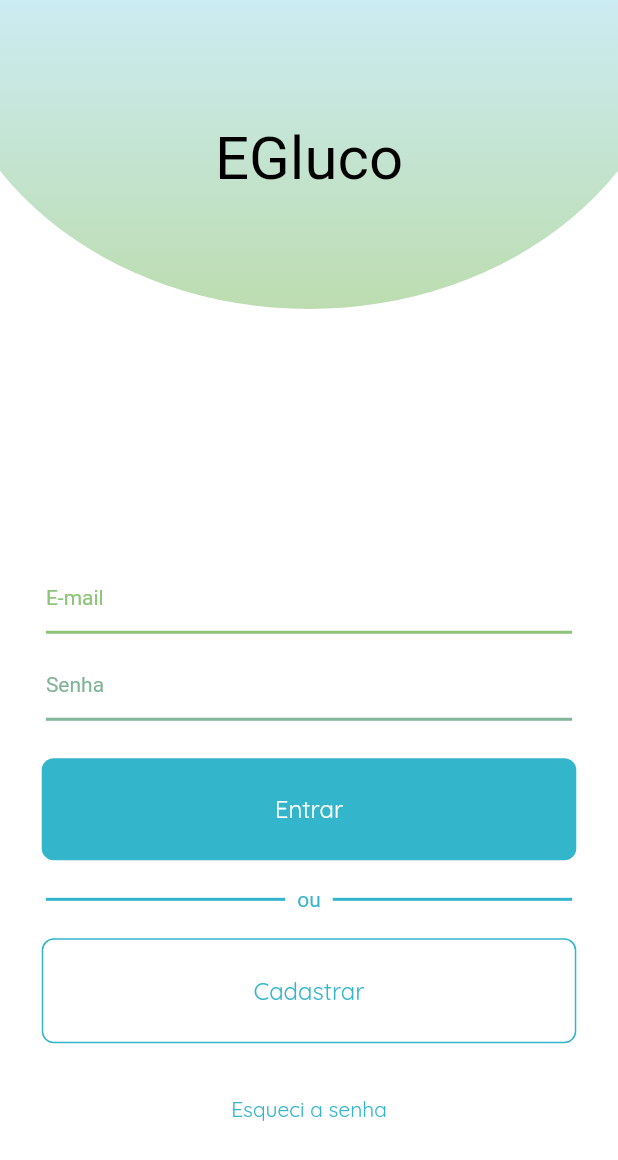
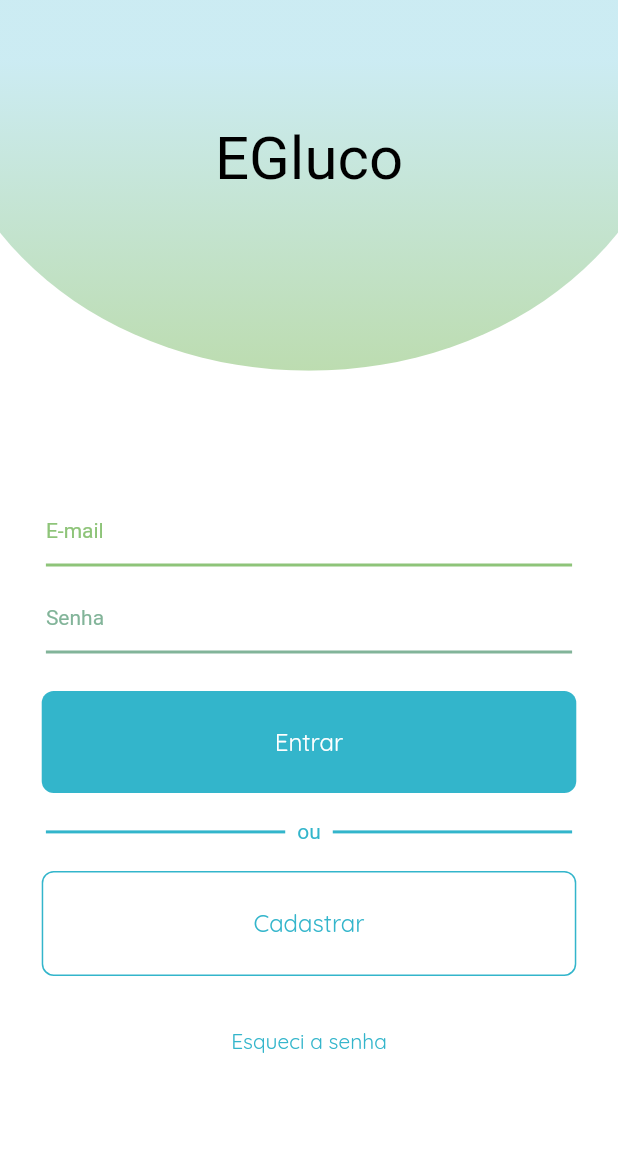
Before and after one commit to MrBertemes/Glucose-App, a Flutter app: the screen it shows after launch, on a phone screen of 412 x 824 dp. Shown: the top 1160 px of the screen. Run offline on Flutter 3.47's test engine with Material 2 defaults, Android fonts, the phone set to English and light mode, and no system bars; our stand-ins replace flutter_blue, sqflite; missing offline and left inert: async_button_builder; accounts and stored records are empty.

Commit message:
Added login page background

```diff
--- a/gluco/lib/pages/loginpage.dart
+++ b/gluco/lib/pages/loginpage.dart
@@ -42,8 +42,13 @@ class _LoginPageState extends State<LoginPage> {
   Widget build(BuildContext context) {
     return Stack(
       children: [
+        Container(
+          width: MediaQuery.of(context).size.width,
+          height: MediaQuery.of(context).size.height,
+          color: Colors.white,
+        ),
         Positioned(
-          top: -MediaQuery.of(context).size.width / 2,
+          top: -MediaQuery.of(context).size.width * 0.4,
           left: -MediaQuery.of(context).size.width * 0.1,
           child: ClipOval(
             child: Container(
@@ -63,7 +68,7 @@ class _LoginPageState extends State<LoginPage> {
           ),
         ),
         Positioned(
-          top: MediaQuery.of(context).size.height / 10,
+          top: MediaQuery.of(context).size.height * 0.1,
           left: 0,
           width: MediaQuery.of(context).size.width,
           height: MediaQuery.of(context).size.height,
@@ -78,12 +83,12 @@ class _LoginPageState extends State<LoginPage> {
           ),
         ),
         Positioned(
-          top: MediaQuery.of(context).size.height / 2.2,
+          top: MediaQuery.of(context).size.height * 0.4,
           left: MediaQuery.of(context).size.width * 0.05,
-          height: MediaQuery.of(context).size.height / 2,
+          height: MediaQuery.of(context).size.height * 0.6,
           width: MediaQuery.of(context).size.width * 0.9,
           child: Scaffold(
-            backgroundColor: Colors.white,
+            backgroundColor: Color.fromARGB(0, 0, 0, 0),
             body: Column(
               children: [
                 Container(
@@ -136,11 +141,10 @@ class _LoginPageState extends State<LoginPage> {
                     obscureText: true,
                     enableSuggestions: false,
                     autocorrect: false,
-                    // textAlign: TextAlign.center,
                   ),
                 ),
                 Container(
-                  padding: const EdgeInsets.fromLTRB(10.0, 10.0, 10.0, 10.0),
+                  padding: const EdgeInsets.all(10.0),
                   width: MediaQuery.of(context).size.width * 0.865,
                   decoration: BoxDecoration(
                     borderRadius: BorderRadius.circular(8),
@@ -168,7 +172,7 @@ class _LoginPageState extends State<LoginPage> {
                   ),
                 ),
                 Container(
-                  padding: const EdgeInsets.fromLTRB(10.0, 10.0, 10.0, 10.0),
+                  padding: const EdgeInsets.all(10.0),
                   child: Row(
                     mainAxisAlignment: MainAxisAlignment.center,
                     children: const [
@@ -195,7 +199,7 @@ class _LoginPageState extends State<LoginPage> {
                   ),
                 ),
                 Container(
-                  padding: const EdgeInsets.fromLTRB(10.0, 10.0, 10.0, 10.0),
+                  padding: const EdgeInsets.all(10.0),
                   width: MediaQuery.of(context).size.width * 0.865,
                   decoration: BoxDecoration(
                     border:
```
